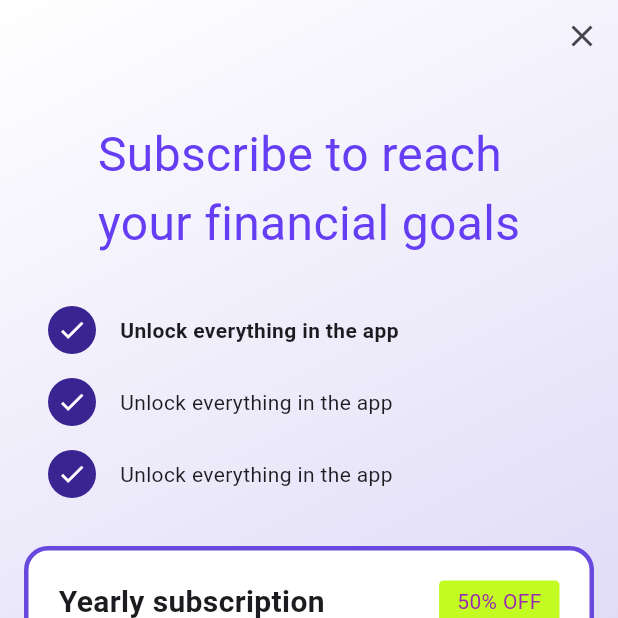
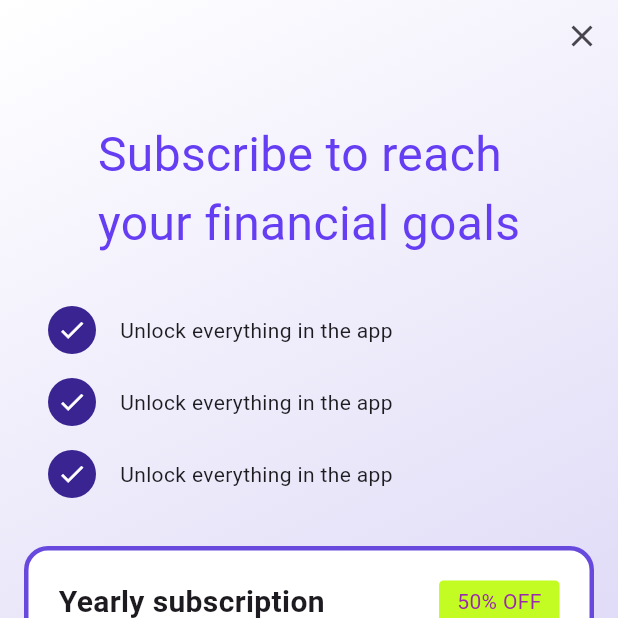
Before and after one commit to JAICHANGPARK/flutter_notebook_chapter_43, a Flutter app: the PaywallScreen screen opened directly, on a phone screen of 412 x 824 dp, the top half of it. Run offline on Flutter 3.47's test engine with Material 3 defaults, Android fonts, the phone set to English and light mode, and no system bars; our stand-ins replace gap.

Commit message:
Update paywall_screen.dart

```diff
--- a/lib/ep2154_paywall_screen/views/paywall_screen.dart
+++ b/lib/ep2154_paywall_screen/views/paywall_screen.dart
@@ -78,7 +78,7 @@ class _PaywallScreenState extends State<PaywallScreen> {
                             Text(
                               "Unlock everything in the app",
                               style: TextStyle(
-                                fontWeight: FontWeight.bold,
+                                fontWeight: FontWeight.w400,
                               ),
                             ),
                           ],
@@ -95,7 +95,12 @@ class _PaywallScreenState extends State<PaywallScreen> {
                               ),
                             ),
                             Gap(16),
-                            Text("Unlock everything in the app"),
+                            Text(
+                              "Unlock everything in the app",
+                              style: TextStyle(
+                                fontWeight: FontWeight.w400,
+                              ),
+                            ),
                           ],
                         ),
                         Row(
@@ -110,7 +115,12 @@ class _PaywallScreenState extends State<PaywallScreen> {
                               ),
                             ),
                             Gap(16),
-                            Text("Unlock everything in the app"),
+                            Text(
+                              "Unlock everything in the app",
+                              style: TextStyle(
+                                fontWeight: FontWeight.w400,
+                              ),
+                            ),
                           ],
                         ),
                       ],
```
